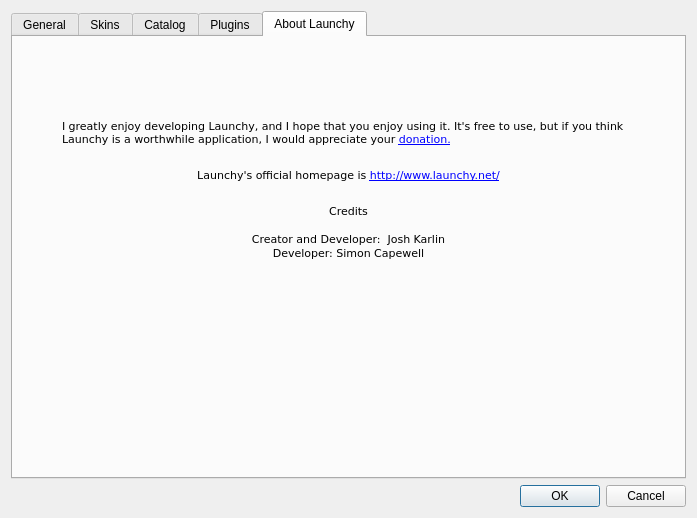
Above: Launchy11/src/options.ui from CaelanBorowiec/Launchy-Remastered before the change. Below: the same form after it.
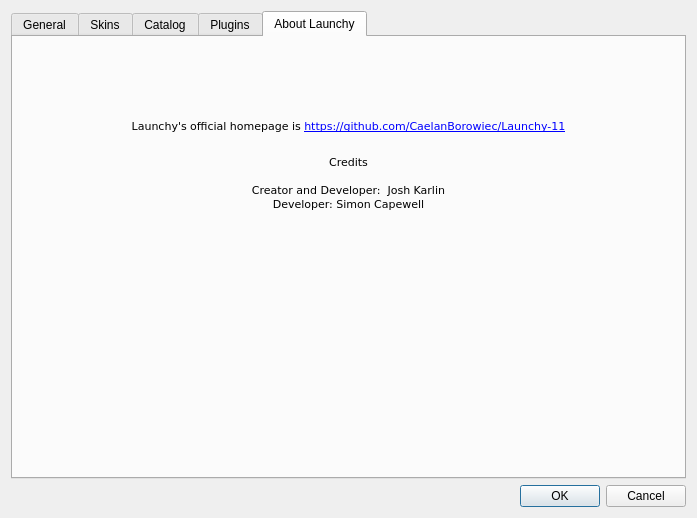
That is the form after the change. Icons and pictures are not drawn. Custom widgets are drawn as their Qt base class.

Commit message: remove old refs to launchy.net

Patch:
```diff
--- a/Launchy11/src/options.ui
+++ b/Launchy11/src/options.ui
@@ -1059,34 +1059,6 @@
           </widget>
          </item>
          <item row="2" column="0">
-          <widget class="QLabel" name="aboutText">
-           <property name="minimumSize">
-            <size>
-             <width>481</width>
-             <height>0</height>
-            </size>
-           </property>
-           <property name="font">
-            <font>
-             <family>Verdana</family>
-            </font>
-           </property>
-           <property name="text">
-            <string>&lt;!DOCTYPE HTML PUBLIC &quot;-//W3C//DTD HTML 4.0//EN&quot; &quot;http://www.w3.org/TR/REC-html40/strict.dtd&quot;&gt;
-&lt;html&gt;&lt;head&gt;&lt;meta name=&quot;qrichtext&quot; content=&quot;1&quot; /&gt;&lt;style type=&quot;text/css&quot;&gt;
-p, li { white-space: pre-wrap; }
-&lt;/style&gt;&lt;/head&gt;&lt;body style=&quot; font-family:'Verdana'; font-size:8.25pt; font-weight:400; font-style:normal;&quot;&gt;
-&lt;p style=&quot; margin-top:0px; margin-bottom:0px; margin-left:0px; margin-right:0px; -qt-block-indent:0; text-indent:0px;&quot;&gt;&lt;span style=&quot; font-size:8pt;&quot;&gt;I greatly enjoy developing Launchy, and I hope that you enjoy using it. It's free to use, but if you think Launchy is a worthwhile application, I would appreciate your &lt;/span&gt;&lt;a href=&quot;http://www.launchy.net/#donate&quot;&gt;&lt;span style=&quot; font-size:8pt; text-decoration: underline; color:#0000ff;&quot;&gt;donation.&lt;/span&gt;&lt;/a&gt;&lt;/p&gt;&lt;/body&gt;&lt;/html&gt;</string>
-           </property>
-           <property name="wordWrap">
-            <bool>true</bool>
-           </property>
-           <property name="openExternalLinks">
-            <bool>true</bool>
-           </property>
-          </widget>
-         </item>
-         <item row="3" column="0">
           <widget class="QLabel" name="about_homepage">
            <property name="minimumSize">
             <size>
@@ -1103,7 +1075,7 @@
             <string>&lt;html&gt;&lt;head&gt;&lt;meta name=&quot;qrichtext&quot; content=&quot;1&quot; /&gt;&lt;style type=&quot;text/css&quot;&gt;
 p, li { white-space: pre-wrap; }
 &lt;/style&gt;&lt;/head&gt;&lt;body style=&quot; font-family:'Verdana'; font-size:8.25pt; font-weight:400; font-style:normal;&quot;&gt;
-&lt;p style=&quot; margin-top:0px; margin-bottom:0px; margin-left:0px; margin-right:0px; -qt-block-indent:0; text-indent:0px; font-size:8pt;&quot;&gt;Launchy's official homepage is &lt;a href=&quot;http://www.launchy.net/&quot;&gt;&lt;span style=&quot; text-decoration: underline; color:#0000ff;&quot;&gt;http://www.launchy.net/&lt;/span&gt;&lt;/a&gt;&lt;/p&gt;&lt;/body&gt;&lt;/html&gt;</string>
+&lt;p style=&quot; margin-top:0px; margin-bottom:0px; margin-left:0px; margin-right:0px; -qt-block-indent:0; text-indent:0px; font-size:8pt;&quot;&gt;Launchy's official homepage is &lt;a href=&quot;https://github.com/CaelanBorowiec/Launchy-11&quot;&gt;&lt;span style=&quot; text-decoration: underline; color:#0000ff;&quot;&gt;https://github.com/CaelanBorowiec/Launchy-11&lt;/span&gt;&lt;/a&gt;&lt;/p&gt;&lt;/body&gt;&lt;/html&gt;</string>
            </property>
            <property name="textFormat">
             <enum>Qt::RichText</enum>
@@ -1119,7 +1091,7 @@
            </property>
           </widget>
          </item>
-         <item row="4" column="0">
+         <item row="3" column="0">
           <widget class="QLabel" name="aboutText_2">
            <property name="sizePolicy">
             <sizepolicy hsizetype="Preferred" vsizetype="Preferred">
@@ -1159,7 +1131,7 @@
            </property>
           </widget>
          </item>
-         <item row="5" column="0">
+         <item row="4" column="0">
           <spacer name="verticalSpacer">
            <property name="orientation">
             <enum>Qt::Vertical</enum>
```
The commit also changes 5 other files.
